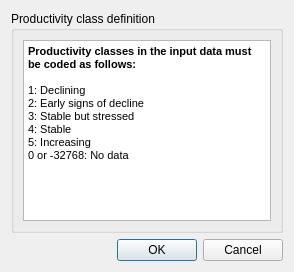
Old version of the form LDMP/gui/DlgDataIOImportProd.ui in the repository ConservationInternational/trends.earth.
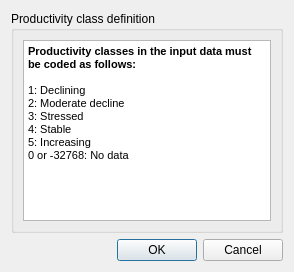
New version of the form.

Commit message: update the productivity class definition to match unccd

Patch:
```diff
--- a/LDMP/gui/DlgDataIOImportProd.ui
+++ b/LDMP/gui/DlgDataIOImportProd.ui
@@ -57,8 +57,8 @@
 &lt;p style=&quot; margin-top:0px; margin-bottom:0px; margin-left:0px; margin-right:0px; -qt-block-indent:0; text-indent:0px;&quot;&gt;&lt;span style=&quot; font-size:8pt; font-weight:600;&quot;&gt;Productivity classes in the input data must be coded as follows:&lt;/span&gt;&lt;/p&gt;
 &lt;p style=&quot;-qt-paragraph-type:empty; margin-top:0px; margin-bottom:0px; margin-left:0px; margin-right:0px; -qt-block-indent:0; text-indent:0px; font-size:8pt;&quot;&gt;&lt;br /&gt;&lt;/p&gt;
 &lt;p style=&quot; margin-top:0px; margin-bottom:0px; margin-left:0px; margin-right:0px; -qt-block-indent:0; text-indent:0px;&quot;&gt;&lt;span style=&quot; font-size:8pt;&quot;&gt;1: Declining&lt;/span&gt;&lt;/p&gt;
-&lt;p style=&quot; margin-top:0px; margin-bottom:0px; margin-left:0px; margin-right:0px; -qt-block-indent:0; text-indent:0px;&quot;&gt;&lt;span style=&quot; font-size:8pt;&quot;&gt;2: Early signs of decline&lt;/span&gt;&lt;/p&gt;
-&lt;p style=&quot; margin-top:0px; margin-bottom:0px; margin-left:0px; margin-right:0px; -qt-block-indent:0; text-indent:0px;&quot;&gt;&lt;span style=&quot; font-size:8pt;&quot;&gt;3: Stable but stressed&lt;/span&gt;&lt;/p&gt;
+&lt;p style=&quot; margin-top:0px; margin-bottom:0px; margin-left:0px; margin-right:0px; -qt-block-indent:0; text-indent:0px;&quot;&gt;&lt;span style=&quot; font-size:8pt;&quot;&gt;2: Moderate decline&lt;/span&gt;&lt;/p&gt;
+&lt;p style=&quot; margin-top:0px; margin-bottom:0px; margin-left:0px; margin-right:0px; -qt-block-indent:0; text-indent:0px;&quot;&gt;&lt;span style=&quot; font-size:8pt;&quot;&gt;3: Stressed&lt;/span&gt;&lt;/p&gt;
 &lt;p style=&quot; margin-top:0px; margin-bottom:0px; margin-left:0px; margin-right:0px; -qt-block-indent:0; text-indent:0px;&quot;&gt;&lt;span style=&quot; font-size:8pt;&quot;&gt;4: Stable&lt;/span&gt;&lt;/p&gt;
 &lt;p style=&quot; margin-top:0px; margin-bottom:0px; margin-left:0px; margin-right:0px; -qt-block-indent:0; text-indent:0px;&quot;&gt;&lt;span style=&quot; font-size:8pt;&quot;&gt;5: Increasing&lt;/span&gt;&lt;/p&gt;
 &lt;p style=&quot; margin-top:0px; margin-bottom:0px; margin-left:0px; margin-right:0px; -qt-block-indent:0; text-indent:0px;&quot;&gt;&lt;span style=&quot; font-size:8pt;&quot;&gt;0 or -32768: No data&lt;/span&gt;&lt;/p&gt;&lt;/body&gt;&lt;/html&gt;</string>
```
